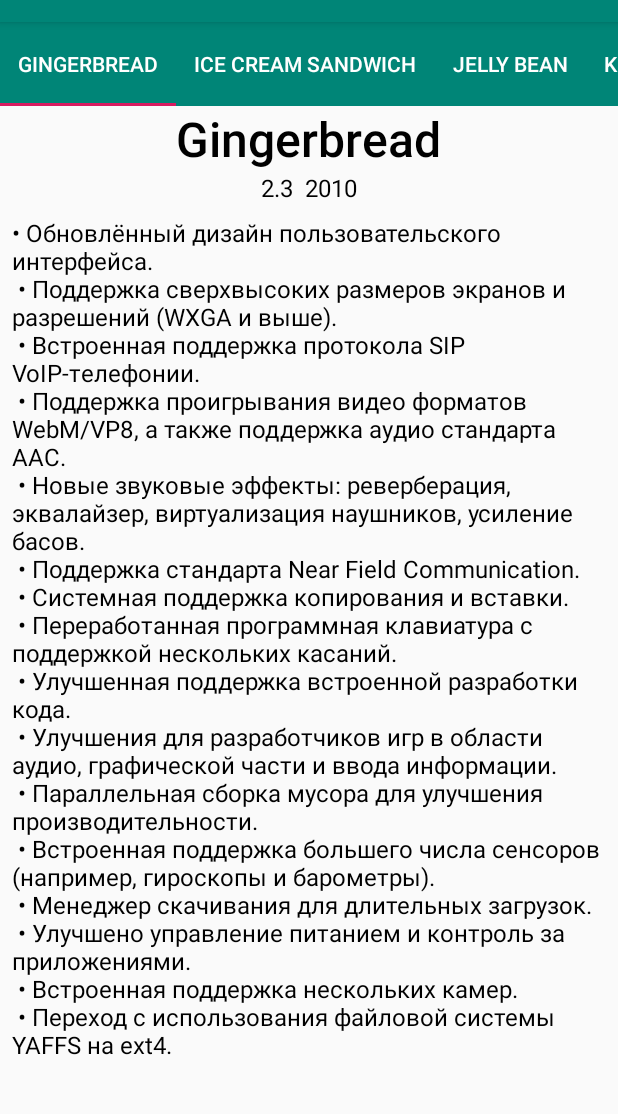
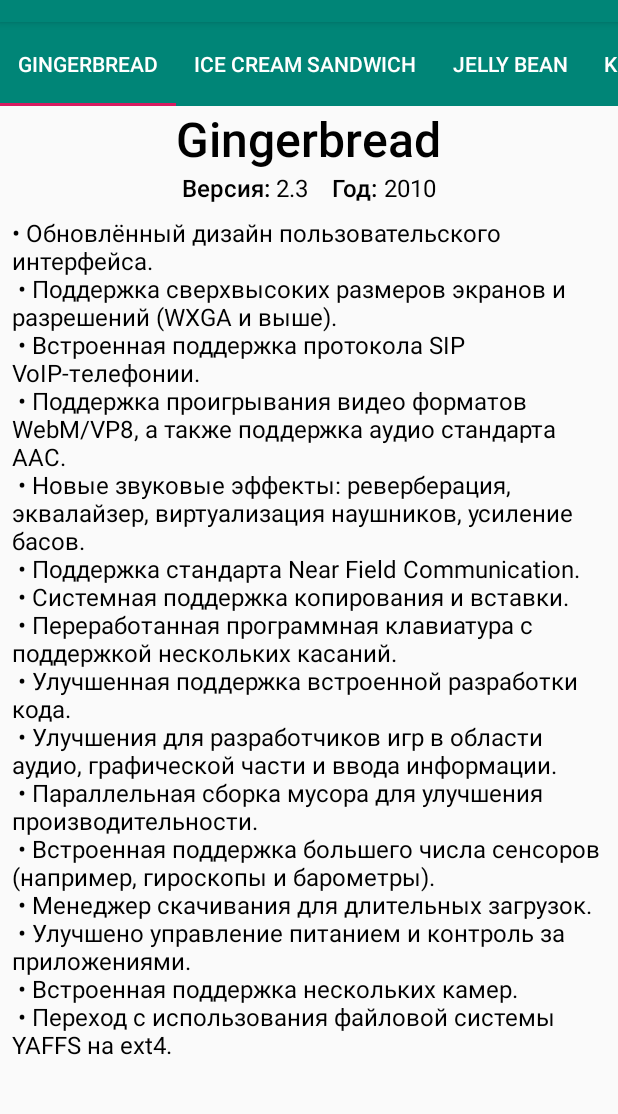
Before and after one commit to Optimusflash/ViewPagerTest, an Android app: the screen it shows after launch (MainActivity), on a phone screen of 412 x 824 dp, the part 62-1176 px from its top. Run offline under Robolectric (Android 15) with nearby library versions, the phone set to English and light mode, and no system bars.

Commit message:
refactoring layout file

```diff
--- a/app/src/main/res/layout/fragment_api_level.xml
+++ b/app/src/main/res/layout/fragment_api_level.xml
@@ -1,54 +1,68 @@
 <?xml version="1.0" encoding="utf-8"?>
-<LinearLayout xmlns:android="http://schemas.android.com/apk/res/android"
+
+<androidx.core.widget.NestedScrollView xmlns:android="http://schemas.android.com/apk/res/android"
     xmlns:tools="http://schemas.android.com/tools"
     android:layout_width="match_parent"
     android:layout_height="match_parent"
-    android:orientation="vertical"
     tools:context=".ui.fragments.ApiLevelFragment">
 
         <LinearLayout
             android:layout_width="match_parent"
             android:layout_height="wrap_content"
-        android:orientation="vertical"
-        android:gravity="center">
+            android:gravity="center"
+            android:orientation="vertical">
+
             <TextView
                 android:id="@+id/tv_api_title"
                 android:layout_width="wrap_content"
                 android:layout_height="wrap_content"
-            android:layout_centerHorizontal="true"
                 android:fontFamily="sans-serif-medium"
                 android:textColor="@android:color/black"
-            android:textSize="32dp"
+                android:textSize="32sp"
                 tools:text="Oreo" />
 
             <LinearLayout
                 android:layout_width="wrap_content"
                 android:layout_height="wrap_content"
                 android:orientation="horizontal">
+
+                <TextView
+                    android:layout_width="wrap_content"
+                    android:layout_height="wrap_content"
+                    android:fontFamily="sans-serif-medium"
+                    android:textColor="@android:color/black"
+                    android:textSize="16sp"
+                    android:text="Версия:" />
+
                 <TextView
                     android:id="@+id/tv_api_version"
                     android:layout_width="wrap_content"
                     android:layout_height="wrap_content"
                     android:fontFamily="sans-serif"
                     android:textColor="@android:color/black"
-                android:textSize="16dp"
+                    android:layout_marginStart="4dp"
+                    android:textSize="16sp"
                     tools:text="8.0" />
+                <TextView
+                    android:layout_width="wrap_content"
+                    android:layout_height="wrap_content"
+                    android:fontFamily="sans-serif-medium"
+                    android:textColor="@android:color/black"
+                    android:layout_marginStart="16dp"
+                    android:textSize="16sp"
+                    android:text="Год:" />
+
                 <TextView
                     android:id="@+id/tv_api_year"
                     android:layout_width="wrap_content"
                     android:layout_height="wrap_content"
+                    android:layout_marginStart="4dp"
                     android:fontFamily="sans-serif"
-                android:layout_marginLeft="8dp"
                     android:textColor="@android:color/black"
-                android:textSize="16dp"
+                    android:textSize="16sp"
                     tools:text="2017" />
             </LinearLayout>
 
-    </LinearLayout>
-
-    <androidx.core.widget.NestedScrollView
-        android:layout_width="match_parent"
-        android:layout_height="match_parent">
         <TextView
             android:id="@+id/tv_api_description"
             android:layout_width="match_parent"
@@ -56,11 +70,9 @@
             android:fontFamily="sans-serif"
             android:padding="8dp"
             android:textColor="@android:color/black"
-            android:textSize="16dp"
+            android:textSize="16sp"
             tools:text="@string/oreo_description" />
 
+    </LinearLayout>
+
 </androidx.core.widget.NestedScrollView>
-
-
-
-</LinearLayout>
```
Lines whose indentation alone changed are shown as unchanged.
